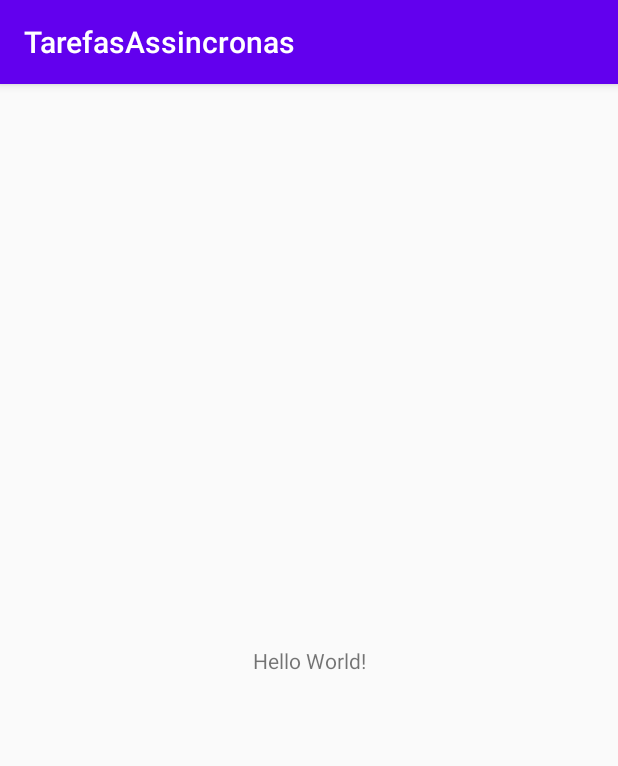
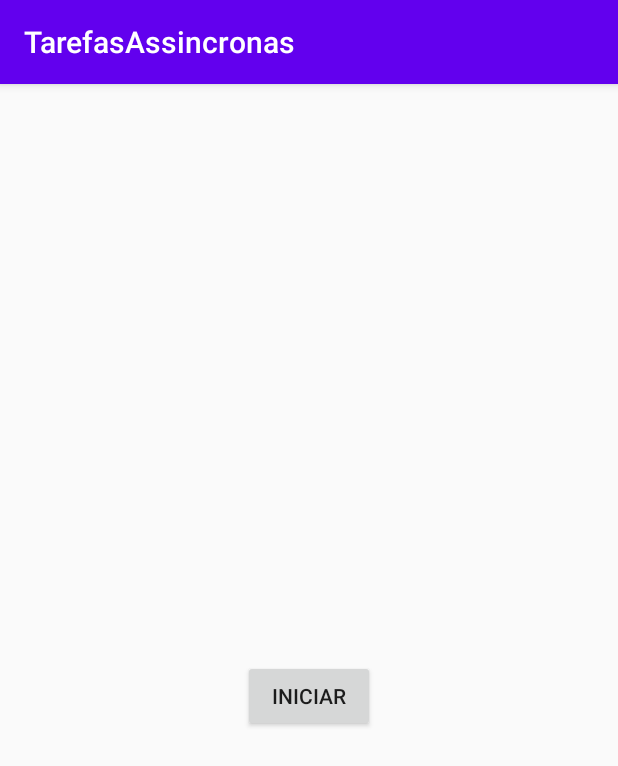
Before and after one commit to AdrianoRAV/licaoAssincrona, an Android app: the screen it shows after launch (MainActivity), on a phone screen of 412 x 824 dp. Shown: the top 766 px of the screen. Run offline under Robolectric (Android 15) with nearby library versions, the phone set to English and light mode, and no system bars.

```diff
--- a/app/src/main/res/layout/activity_main.xml
+++ b/app/src/main/res/layout/activity_main.xml
@@ -1,18 +1,29 @@
 <?xml version="1.0" encoding="utf-8"?>
-<androidx.constraintlayout.widget.ConstraintLayout xmlns:android="http://schemas.android.com/apk/res/android"
+<LinearLayout xmlns:android="http://schemas.android.com/apk/res/android"
     xmlns:app="http://schemas.android.com/apk/res-auto"
     xmlns:tools="http://schemas.android.com/tools"
     android:layout_width="match_parent"
     android:layout_height="match_parent"
+    android:gravity="center"
+    android:orientation="vertical"
+    android:padding="16dp"
     tools:context=".MainActivity">
 
-    <TextView
+    <ProgressBar
+        android:id="@+id/progressBar"
+        style="?android:attr/progressBarStyleHorizontal"
+        android:layout_width="match_parent"
+        android:layout_height="wrap_content"
+        android:layout_margin="16dp"
+        android:max="10"
+        android:progress="0"
+        android:visibility="invisible"
+        tools:visibility="visible" />
+
+    <Button
+        android:id="@+id/button"
         android:layout_width="wrap_content"
         android:layout_height="wrap_content"
-        android:text="Hello World!"
-        app:layout_constraintBottom_toBottomOf="parent"
-        app:layout_constraintLeft_toLeftOf="parent"
-        app:layout_constraintRight_toRightOf="parent"
-        app:layout_constraintTop_toTopOf="parent" />
-
-</androidx.constraintlayout.widget.ConstraintLayout>
+        android:onClick="iniciarAsyncTask"
+        android:text="iniciar" />
+</LinearLayout>
```
Also changed, not shown: app/src/main/java/com/example/tarefasassincronas/MainActivity.java (+61 -0 lines).
